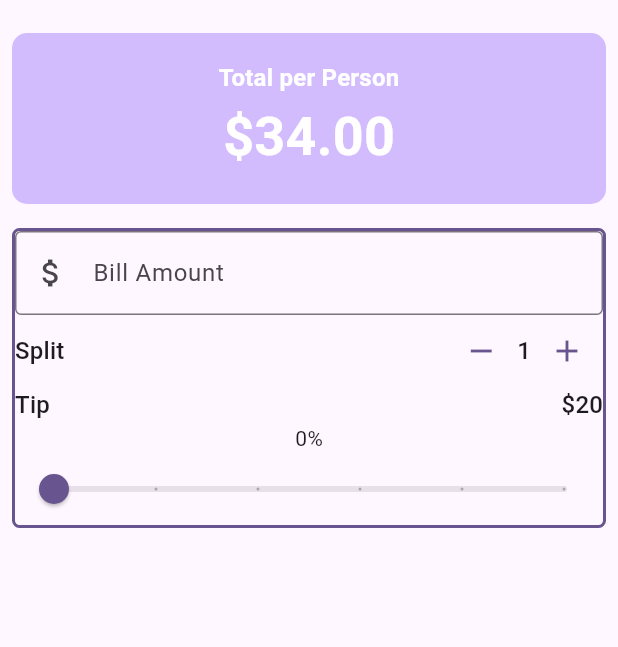
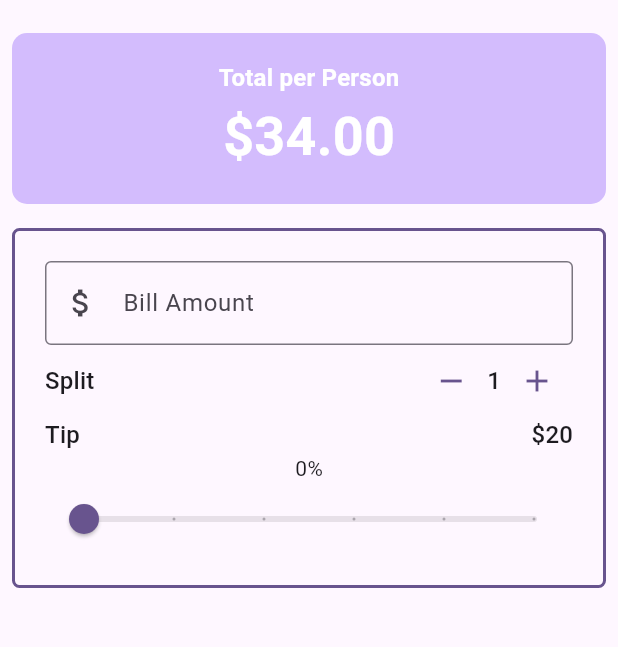
Before and after one commit to Tebogo3/utip, a Flutter app: the screen it shows after launch, on a phone screen of 412 x 824 dp, the part 63-710 px from its top. Run offline on Flutter 3.47's test engine with Material 3 defaults, Android fonts, the phone set to English and light mode, and no system bars.

Commit message:
Refactor BillAmountField

```diff
--- a/lib/main.dart
+++ b/lib/main.dart
@@ -1,4 +1,5 @@
 import 'package:flutter/material.dart';
+import 'package:utip/widgets/bill_amount_field.dart';
 import 'package:utip/widgets/person_counter.dart';
 import 'package:utip/widgets/tip_slider.dart';
 
@@ -92,20 +93,17 @@ class _UIipState extends State<UIip> {
           Padding(
             padding: const EdgeInsets.all(8.0),
             child: Container(
+              padding: EdgeInsets.all(20),
               decoration: BoxDecoration(
                   borderRadius: BorderRadius.circular(5),
                   border:
                       Border.all(color: theme.colorScheme.primary, width: 2)),
               child: Column(
                 children: [
-                  TextField(
-                    decoration: const InputDecoration(
-                        border: OutlineInputBorder(),
-                        prefixIcon: Icon(Icons.attach_money),
-                        labelText: 'Bill Amount'),
-                    keyboardType: TextInputType.number,
+                  BillAmountField(
+                    billAmount: "100",
                     onChanged: (String value) {
-                      print("Value: $value ");
+                      print("Amount: $value");
                     },
                   ),
                   //Split Bill area
--- /dev/null
+++ b/lib/widgets/bill_amount_field.dart
@@ -0,0 +1,25 @@
+import 'package:flutter/material.dart';
+
+class BillAmountField extends StatelessWidget {
+  const BillAmountField({
+    super.key,
+    required this.billAmount,
+    required this.onChanged,
+  });
+
+  final String billAmount;
+  final ValueChanged<String> onChanged;
+  @override
+  Widget build(BuildContext context) {
+    return TextField(
+      decoration: const InputDecoration(
+          border: OutlineInputBorder(),
+          prefixIcon: Icon(Icons.attach_money),
+          labelText: 'Bill Amount'),
+      keyboardType: TextInputType.number,
+      onChanged: (String value) {
+        onChanged(value);
+      },
+    );
+  }
+}
```
